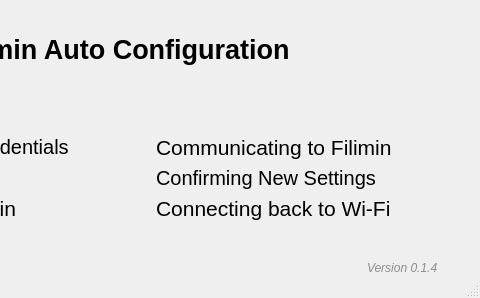
First picture: the form in autoConfigMainWindow.ui, repository Filimin/filiminWindowsAutoConfig, before the edit; both pictures show x 233 to 713 and y 0 to 298 of the 713 by 298 pixel window.
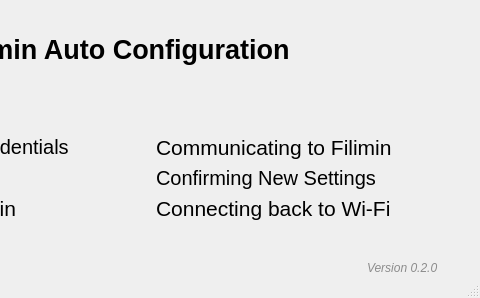
Second picture: the form after the edit. Icons and pictures are not drawn.

Patch:
```diff
--- a/autoConfigMainWindow.ui
+++ b/autoConfigMainWindow.ui
@@ -410,7 +410,7 @@
      <enum>Qt::LeftToRight</enum>
     </property>
     <property name="text">
-     <string>&lt;html&gt;&lt;head/&gt;&lt;body&gt;&lt;p&gt;&lt;span style=&quot; color:#8c8c8c;&quot;&gt;Version 0.1.4&lt;/span&gt;&lt;/p&gt;&lt;/body&gt;&lt;/html&gt;</string>
+     <string>&lt;html&gt;&lt;head/&gt;&lt;body&gt;&lt;p&gt;&lt;span style=&quot; color:#8c8c8c;&quot;&gt;Version 0.2.0&lt;/span&gt;&lt;/p&gt;&lt;/body&gt;&lt;/html&gt;</string>
     </property>
     <property name="textFormat">
      <enum>Qt::RichText</enum>
```
